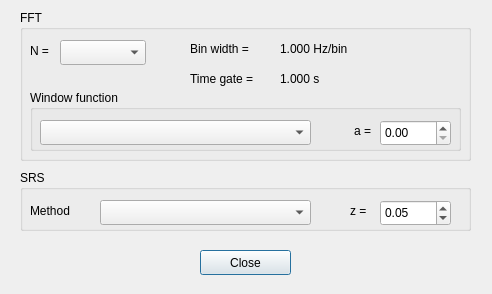
Above: SpectralViewer/FrequencyAnalysis.ui from mu1492/CbM before the change. Below: the same form after it.
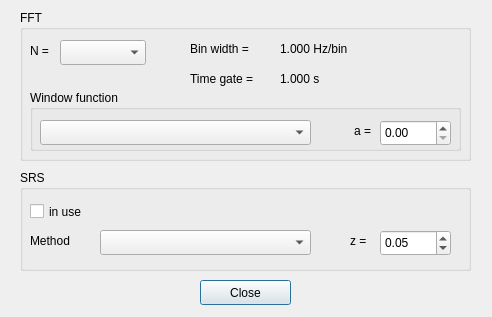
That is the form after the change.

Commit message: Make SRS analysis separately selectable

Diff of the .ui file:
```diff
--- a/SpectralViewer/FrequencyAnalysis.ui
+++ b/SpectralViewer/FrequencyAnalysis.ui
@@ -7,7 +7,7 @@
     <x>0</x>
     <y>0</y>
     <width>492</width>
-    <height>294</height>
+    <height>317</height>
    </rect>
   </property>
   <property name="windowTitle">
@@ -165,7 +165,7 @@
      <x>20</x>
      <y>170</y>
      <width>451</width>
-     <height>61</height>
+     <height>101</height>
     </rect>
    </property>
    <property name="title">
@@ -175,7 +175,7 @@
     <property name="geometry">
      <rect>
       <x>10</x>
-      <y>30</y>
+      <y>60</y>
       <width>61</width>
       <height>21</height>
      </rect>
@@ -188,7 +188,7 @@
     <property name="geometry">
      <rect>
       <x>80</x>
-      <y>30</y>
+      <y>60</y>
       <width>211</width>
       <height>25</height>
      </rect>
@@ -198,7 +198,7 @@
     <property name="geometry">
      <rect>
       <x>330</x>
-      <y>30</y>
+      <y>60</y>
       <width>31</width>
       <height>21</height>
      </rect>
@@ -211,7 +211,7 @@
     <property name="geometry">
      <rect>
       <x>360</x>
-      <y>30</y>
+      <y>60</y>
       <width>71</width>
       <height>26</height>
      </rect>
@@ -226,12 +226,25 @@
      <double>0.050000000000000</double>
     </property>
    </widget>
+   <widget class="QCheckBox" name="SrsInUsecheckBox">
+    <property name="geometry">
+     <rect>
+      <x>10</x>
+      <y>30</y>
+      <width>90</width>
+      <height>23</height>
+     </rect>
+    </property>
+    <property name="text">
+     <string>in use</string>
+    </property>
+   </widget>
   </widget>
   <widget class="QPushButton" name="CloseButton">
    <property name="geometry">
     <rect>
      <x>200</x>
-     <y>250</y>
+     <y>280</y>
      <width>91</width>
      <height>25</height>
     </rect>
```
Left out of the diff: 1 changed line with no effect on the pictures. The commit also changes 5 other files.
